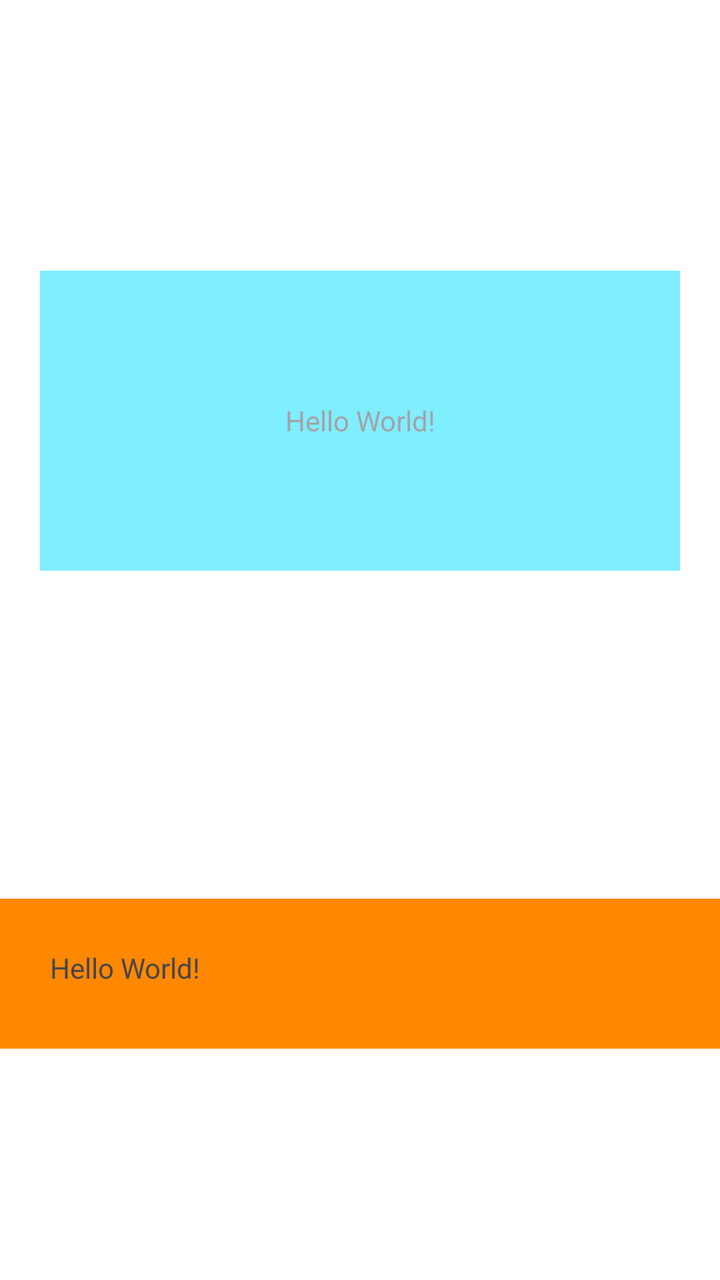
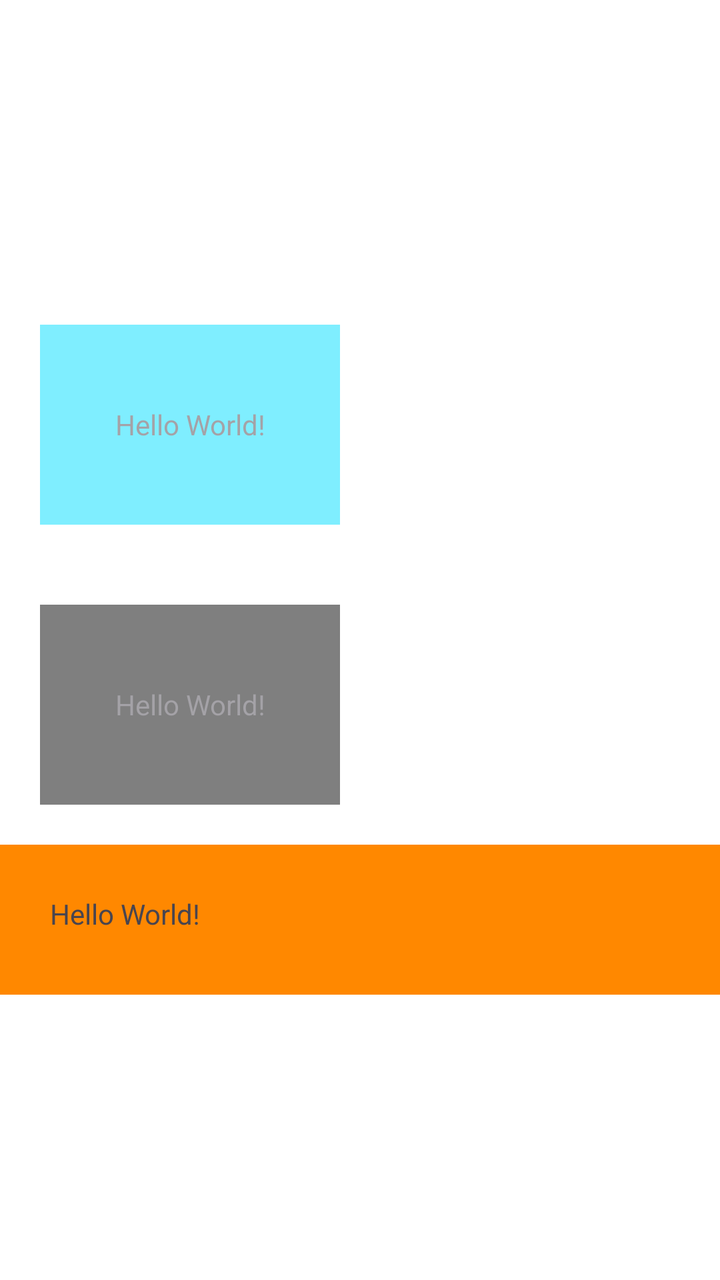

An Android layout rendered at two revisions. The XML below is the earlier revision; the diff shows what the commit changed to produce the second picture.
<!-- AndroidManifest.xml: application theme Theme.BasicComponentsAndEvents -->
<!-- res/layout/activity_main.xml -->
<?xml version="1.0" encoding="utf-8"?>
<LinearLayout xmlns:android="http://schemas.android.com/apk/res/android"
    xmlns:tools="http://schemas.android.com/tools"
    android:id="@+id/main"
    android:layout_width="match_parent"
    android:layout_height="match_parent"
    android:background="@android:color/background_light"
    android:gravity="center"
    android:orientation="vertical"
    tools:context=".MainActivity">

    <TextView
        android:layout_width="match_parent"
        android:layout_height="150dp"
        android:layout_gravity="bottom"
        android:layout_margin="20dp"
        android:background="@android:color/holo_blue_bright"
        android:gravity="center"
        android:alpha="0.5f"
        android:text="Hello World!" />

    <TextView
        android:layout_width="match_parent"
        android:layout_height="120dp"
        android:layout_margin="12dp"
        android:background="@android:color/holo_green_dark"
        android:text="Hello World!"
        android:visibility="invisible" />

    <TextView
        android:layout_width="match_parent"
        android:layout_height="75dp"
        android:background="@android:color/holo_orange_dark"
        android:padding="25dp"
        android:text="Hello World!" />

</LinearLayout>
<!-- resources referenced by this layout -->
<resources>
  <style name="Theme.BasicComponentsAndEvents" parent="Base.Theme.BasicComponentsAndEvents" />
  <style name="Base.Theme.BasicComponentsAndEvents" parent="Theme.Material3.DayNight.NoActionBar">
          
          
      </style>
</resources>

<!-- the commit's change to res/layout/activity_main.xml (unified diff, before → after) -->
@@ -10,22 +10,13 @@
     tools:context=".MainActivity">
 
     <TextView
-        android:layout_width="match_parent"
-        android:layout_height="150dp"
-        android:layout_gravity="bottom"
-        android:layout_margin="20dp"
-        android:background="@android:color/holo_blue_bright"
-        android:gravity="center"
-        android:alpha="0.5f"
+        style="@style/titleText"
         android:text="Hello World!" />
 
     <TextView
-        android:layout_width="match_parent"
-        android:layout_height="120dp"
-        android:layout_margin="12dp"
-        android:background="@android:color/holo_green_dark"
-        android:text="Hello World!"
-        android:visibility="invisible" />
+        style="@style/titleText"
+        android:background="@color/black"
+        android:text="Hello World!" />
 
     <TextView
         android:layout_width="match_parent"
<!-- resource entries referenced after the edit -->
@@ -1,5 +1,16 @@
 <!-- resources referenced by this layout -->
 <resources>
+  <color name="black">#FF000000</color>
+  <style name="titleText">
+          <item name="android:layout_width">150dp</item>
+          <item name="android:layout_height">100dp</item>
+          <item name="android:layout_gravity">bottom</item>
+          <item name="android:layout_margin">20dp</item>
+          <item name="android:background">@android:color/holo_blue_bright</item>
+          <item name="android:gravity">center</item>
+          <item name="android:alpha">0.5f</item>
+  
+      </style>
   <style name="Theme.BasicComponentsAndEvents" parent="Base.Theme.BasicComponentsAndEvents" />
   <style name="Base.Theme.BasicComponentsAndEvents" parent="Theme.Material3.DayNight.NoActionBar">
           
